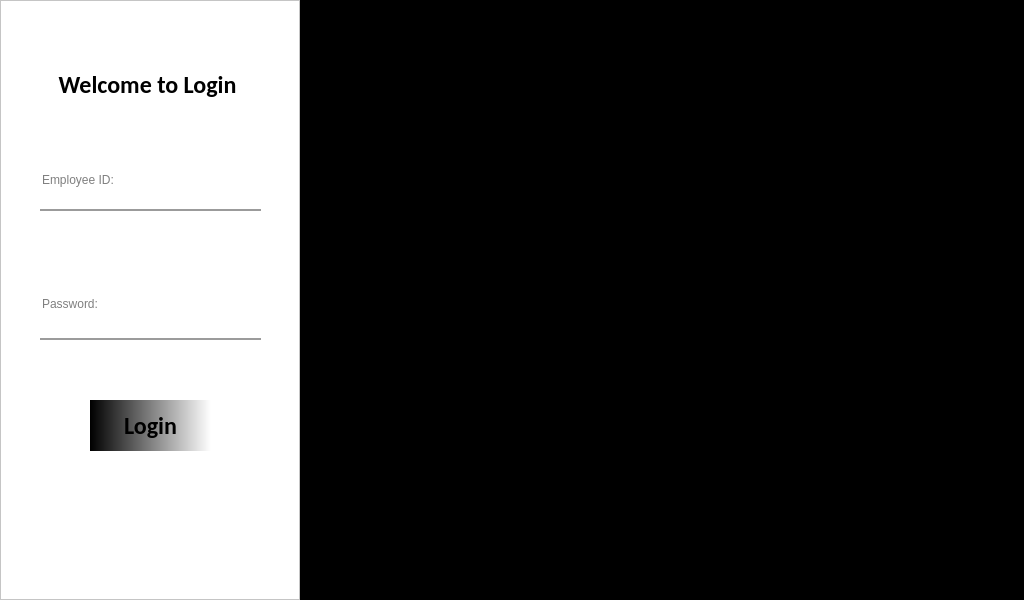
Qt form UI_design/LoginUI_Design/LoginUI_Design.ui (ApplyKCL/SNYProject) before a commit.
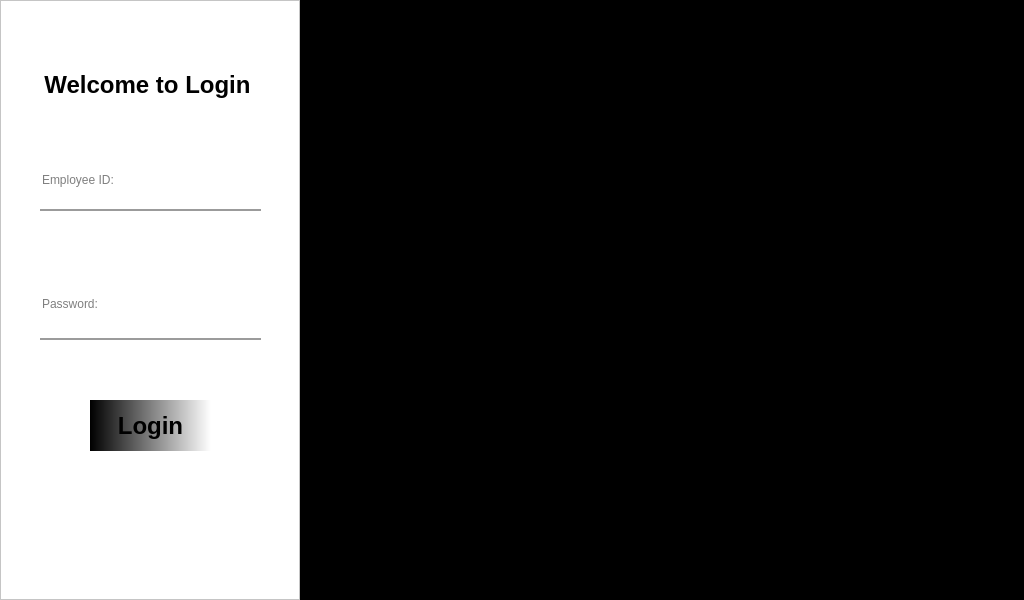
The same form after that commit. Icons and pictures are not drawn.

```diff
--- a/UI_design/LoginUI_Design/LoginUI_Design.ui
+++ b/UI_design/LoginUI_Design/LoginUI_Design.ui
@@ -78,7 +78,7 @@
        </property>
        <property name="font">
         <font>
-         <family>Calibri</family>
+         <family>.AppleSystemUIFont</family>
          <pointsize>18</pointsize>
          <weight>75</weight>
          <bold>true</bold>
@@ -137,7 +137,7 @@
        </property>
        <property name="font">
         <font>
-         <family>Calibri</family>
+         <family>.AppleSystemUIFont</family>
          <pointsize>18</pointsize>
          <weight>75</weight>
          <bold>true</bold>
```
